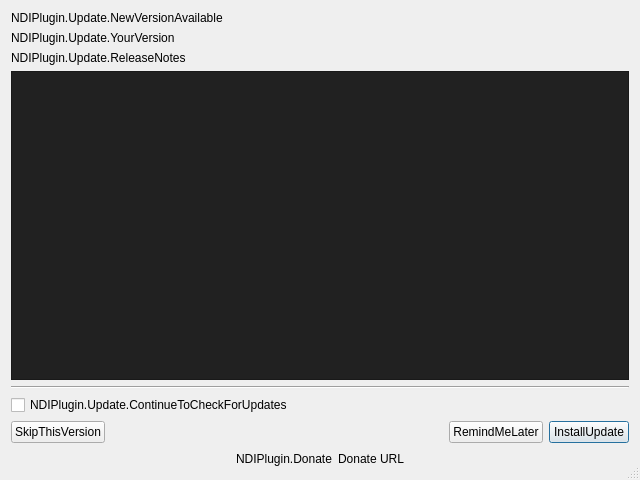
Qt form src/forms/obsndi-update.ui (DistroAV/DistroAV) before a commit.
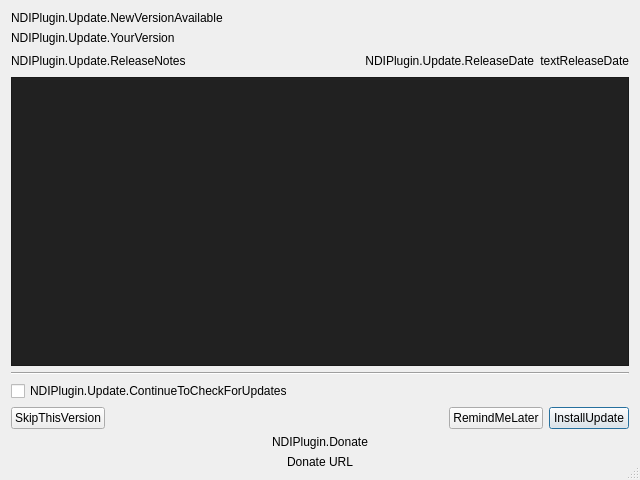
The same form after that commit.

The edit to the form file:
```diff
--- a/src/forms/obsndi-update.ui
+++ b/src/forms/obsndi-update.ui
@@ -67,14 +67,51 @@
     </widget>
    </item>
    <item>
-    <widget class="QLabel" name="labelReleaseNotes">
-     <property name="text">
-      <string>NDIPlugin.Update.ReleaseNotes</string>
-     </property>
-     <property name="textFormat">
-      <enum>Qt::RichText</enum>
-     </property>
-    </widget>
+    <layout class="QHBoxLayout" name="horizontalLayoutReleaseNotesHeader">
+     <item>
+      <widget class="QLabel" name="labelReleaseNotes">
+       <property name="text">
+        <string>NDIPlugin.Update.ReleaseNotes</string>
+       </property>
+       <property name="textFormat">
+        <enum>Qt::RichText</enum>
+       </property>
+      </widget>
+     </item>
+     <item>
+      <spacer>
+       <property name="orientation">
+        <enum>Qt::Horizontal</enum>
+       </property>
+       <property name="sizeHint" stdset="0">
+        <size>
+         <width>40</width>
+         <height>20</height>
+        </size>
+       </property>
+      </spacer>
+     </item>
+     <item>
+      <widget class="QLabel" name="labelReleaseDate">
+       <property name="text">
+        <string>NDIPlugin.Update.ReleaseDate</string>
+       </property>
+       <property name="alignment">
+        <set>Qt::AlignRight|Qt::AlignTrailing|Qt::AlignVCenter</set>
+       </property>
+      </widget>
+     </item>
+     <item>
+      <widget class="QLabel" name="textReleaseDate">
+       <property name="text">
+        <string>textReleaseDate</string>
+       </property>
+       <property name="alignment">
+        <set>Qt::AlignRight|Qt::AlignTrailing|Qt::AlignVCenter</set>
+       </property>
+      </widget>
+     </item>
+    </layout>
    </item>
    <item>
     <widget class="QTextBrowser" name="textReleaseNotes">
@@ -88,7 +125,14 @@
       <string/>
      </property>
      <property name="html">
-      <string></string>
+      <string>&lt;!DOCTYPE HTML PUBLIC &quot;-//W3C//DTD HTML 4.0//EN&quot; &quot;http://www.w3.org/TR/REC-html40/strict.dtd&quot;&gt;
+&lt;html&gt;&lt;head&gt;&lt;meta name=&quot;qrichtext&quot; content=&quot;1&quot; /&gt;&lt;meta charset=&quot;utf-8&quot; /&gt;&lt;style type=&quot;text/css&quot;&gt;
+p, li { white-space: pre-wrap; }
+hr { height: 1px; border-width: 0; }
+li.unchecked::marker { content: &quot;\2610&quot;; }
+li.checked::marker { content: &quot;\2612&quot;; }
+&lt;/style&gt;&lt;/head&gt;&lt;body style=&quot; font-family:'.AppleSystemUIFont'; font-size:13pt; font-weight:400; font-style:normal;&quot;&gt;
+&lt;p style=&quot;-qt-paragraph-type:empty; margin-top:0px; margin-bottom:0px; margin-left:0px; margin-right:0px; -qt-block-indent:0; text-indent:0px;&quot;&gt;&lt;br /&gt;&lt;/p&gt;&lt;/body&gt;&lt;/html&gt;</string>
      </property>
      <property name="openExternalLinks">
       <bool>true</bool>
@@ -119,7 +163,7 @@
       </widget>
      </item>
      <item>
-      <spacer name="spacer">
+      <spacer>
        <property name="orientation">
         <enum>Qt::Horizontal</enum>
        </property>
@@ -151,25 +195,15 @@
     </layout>
    </item>
    <item>
-    <layout class="QHBoxLayout" name="horizontalLayoutDonate">
-     <item>
-      <spacer name="horizontalSpacerDonateLeft">
-       <property name="orientation">
-        <enum>Qt::Horizontal</enum>
-       </property>
-       <property name="sizeHint" stdset="0">
-        <size>
-         <width>40</width>
-         <height>20</height>
-        </size>
-       </property>
-      </spacer>
-     </item>
+    <layout class="QVBoxLayout" name="horizontalLayoutDonate">
      <item>
       <widget class="QLabel" name="labelDonate">
        <property name="text">
         <string>NDIPlugin.Donate</string>
        </property>
+       <property name="alignment">
+        <set>Qt::AlignCenter</set>
+       </property>
       </widget>
      </item>
      <item>
@@ -177,6 +211,9 @@
        <property name="text">
         <string>Donate URL</string>
        </property>
+       <property name="alignment">
+        <set>Qt::AlignCenter</set>
+       </property>
        <property name="openExternalLinks">
         <bool>true</bool>
        </property>
@@ -185,19 +222,6 @@
        </property>
       </widget>
      </item>
-     <item>
-      <spacer name="horizontalSpacerDonateRight">
-       <property name="orientation">
-        <enum>Qt::Horizontal</enum>
-       </property>
-       <property name="sizeHint" stdset="0">
-        <size>
-         <width>40</width>
-         <height>20</height>
-        </size>
-       </property>
-      </spacer>
-     </item>
     </layout>
    </item>
   </layout>
```
Left out of the diff: 5 changed lines with no effect on the pictures.
